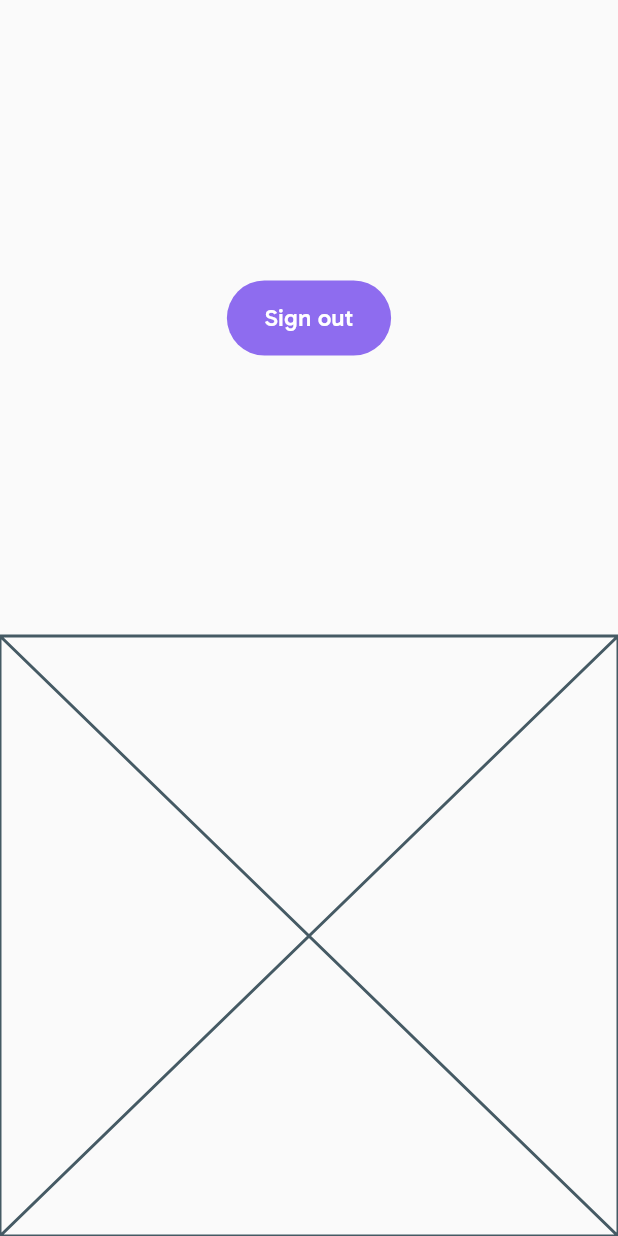
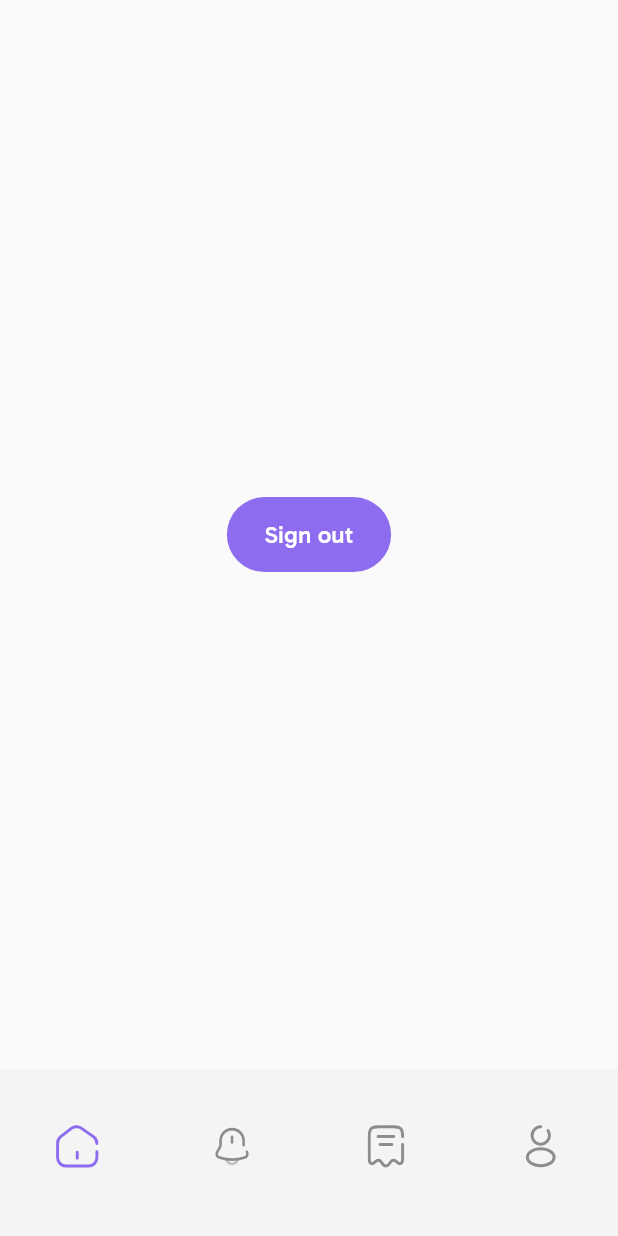
Before and after one commit to o-beckley/stitch, a Flutter app: the Home screen opened by its route, on a phone screen of 412 x 824 dp. Run offline on Flutter 3.47's test engine with Material 3 defaults, Android fonts, the phone set to English and light mode, and no system bars; our stand-ins replace cloud_firestore, firebase_auth, firebase_core, flutter_screenutil, flutter_svg, go_router and 1 more; accounts and stored records are empty.

Commit message:
Created the bottom navigation bar

```diff
--- a/lib/widgets/bottom_navigation_bar.dart
+++ b/lib/widgets/bottom_navigation_bar.dart
@@ -1,15 +1,67 @@
 import 'package:flutter/material.dart';
+import 'package:flutter_screenutil/flutter_screenutil.dart';
+import 'package:flutter_svg/flutter_svg.dart';
+import 'package:provider/provider.dart';
+import 'package:stitch/theme/color_theme.dart';
 
 class CustomBottomNavigationBar extends StatefulWidget {
-  const CustomBottomNavigationBar({super.key});
+  final List<String> iconPaths;
+  final Function(int)? onTap;
+
+  const CustomBottomNavigationBar({
+    required this.iconPaths,
+    this.onTap,
+    super.key
+  });
 
   @override
   State<CustomBottomNavigationBar> createState() => _CustomBottomNavigationBarState();
 }
 
 class _CustomBottomNavigationBarState extends State<CustomBottomNavigationBar> {
+  int selectedIndex = 0;
+
   @override
   Widget build(BuildContext context) {
-    return const Placeholder(); // TODO: create bottom nav bar
+    return Container(
+      decoration: BoxDecoration(
+        color: context.watch<UIColors>().surfaceContainer
+      ),
+      child: Padding(
+        padding: EdgeInsets.only(bottom: 0.02.sh, top: 0.01.sh),
+        child: Row(
+          mainAxisAlignment: MainAxisAlignment.spaceAround,
+          children: List.generate(
+            widget.iconPaths.length,
+              (index){
+                return GestureDetector(
+                  onTap: (){
+                    setState(() {
+                      selectedIndex = index;
+                    });
+                    widget.onTap?.call(index);
+                  },
+                  child: Padding(
+                    padding: EdgeInsets.all(0.035.sh),
+                    child: SizedBox.square(
+                      dimension: 0.035.sh,
+                      child: SvgPicture.asset(
+                        widget.iconPaths[index],
+                        fit: BoxFit.contain,
+                        colorFilter: ColorFilter.mode(
+                          selectedIndex == index
+                          ? context.watch<UIColors>().primary
+                          : context.watch<UIColors>().onSurface.withOpacity(0.5),
+                          BlendMode.srcIn
+                        ),
+                      ),
+                    ),
+                  ),
+                );
+              }
+          ),
+        ),
+      ),
+    );
   }
 }
```
